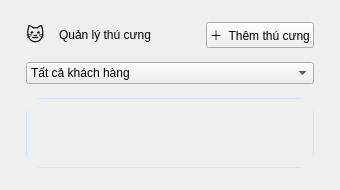
Qt form ui/pets.ui (thaieaut-engineer/LTUD_Python_Nhom_18) before a commit.
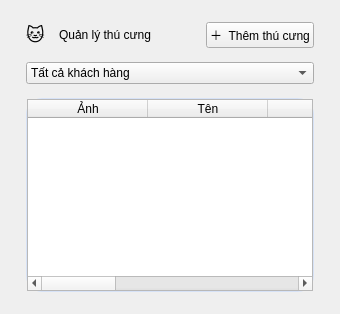
The same form after that commit.

```diff
--- a/ui/pets.ui
+++ b/ui/pets.ui
@@ -103,35 +103,48 @@
        <number>0</number>
       </property>
       <item>
-       <widget class="QScrollArea" name="petsScrollArea">
-        <property name="frameShape">
-         <enum>QFrame::Shape::NoFrame</enum>
+       <widget class="QTableWidget" name="petsTable">
+        <property name="columnCount">
+         <number>7</number>
         </property>
-        <property name="widgetResizable">
-         <bool>true</bool>
-        </property>
-        <widget class="QWidget" name="petsGridContainer">
-         <layout class="QGridLayout" name="petsGridLayout">
-          <property name="leftMargin">
-           <number>12</number>
-          </property>
-          <property name="topMargin">
-           <number>12</number>
-          </property>
-          <property name="rightMargin">
-           <number>12</number>
-          </property>
-          <property name="bottomMargin">
-           <number>12</number>
-          </property>
-          <property name="horizontalSpacing">
-           <number>12</number>
-          </property>
-          <property name="verticalSpacing">
-           <number>12</number>
-          </property>
-         </layout>
-        </widget>
+        <attribute name="horizontalHeaderDefaultSectionSize">
+         <number>120</number>
+        </attribute>
+        <column>
+         <property name="text">
+          <string>Ảnh</string>
+         </property>
+        </column>
+        <column>
+         <property name="text">
+          <string>Tên</string>
+         </property>
+        </column>
+        <column>
+         <property name="text">
+          <string>Loài</string>
+         </property>
+        </column>
+        <column>
+         <property name="text">
+          <string>Giống</string>
+         </property>
+        </column>
+        <column>
+         <property name="text">
+          <string>Tuổi</string>
+         </property>
+        </column>
+        <column>
+         <property name="text">
+          <string>Chủ</string>
+         </property>
+        </column>
+        <column>
+         <property name="text">
+          <string>Thao tác</string>
+         </property>
+        </column>
        </widget>
       </item>
      </layout>
```
